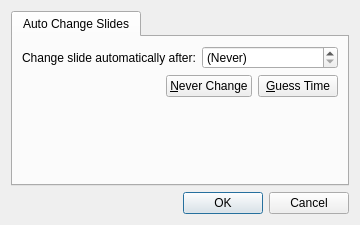
This is src/SlideSettingsDialog.ui in google-code-export/dviz as Qt 5 draws it before an edit. The edited form follows.
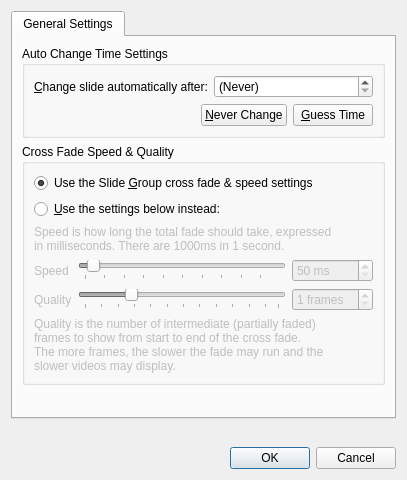
This is the edited form.

Commit message: Made cross fade configurable per slidegroup/per slide. Added fade speed settings to slide group settings dialog and slide settings dialog. Added fade speed widgets, timeout widgets, and bg config button to toolbar in editor.

Patch:
```diff
--- a/src/SlideSettingsDialog.ui
+++ b/src/SlideSettingsDialog.ui
@@ -6,14 +6,14 @@
    <rect>
     <x>0</x>
     <y>0</y>
-    <width>360</width>
-    <height>225</height>
+    <width>407</width>
+    <height>480</height>
    </rect>
   </property>
   <property name="windowTitle">
    <string>Dialog</string>
   </property>
-  <layout class="QVBoxLayout" name="verticalLayout">
+  <layout class="QVBoxLayout" name="verticalLayout_4">
    <item>
     <widget class="QTabWidget" name="tabWidget">
      <property name="currentIndex">
@@ -21,15 +21,24 @@
      </property>
      <widget class="QWidget" name="tab">
       <attribute name="title">
-       <string>Auto Change Slides</string>
+       <string>General Settings</string>
       </attribute>
+      <layout class="QVBoxLayout" name="verticalLayout_3">
+       <item>
+        <widget class="QGroupBox" name="groupBox">
+         <property name="title">
+          <string>Auto Change Time Settings</string>
+         </property>
       <layout class="QVBoxLayout" name="verticalLayout_2">
        <item>
         <layout class="QHBoxLayout" name="horizontalLayout">
          <item>
           <widget class="QLabel" name="label">
            <property name="text">
-            <string>Change slide automatically after:</string>
+               <string>&amp;Change slide automatically after:</string>
+              </property>
+              <property name="buddy">
+               <cstring>slideChangeTime</cstring>
            </property>
           </widget>
          </item>
@@ -76,6 +85,171 @@
          </item>
         </layout>
        </item>
+         </layout>
+        </widget>
+       </item>
+       <item>
+        <widget class="QGroupBox" name="groupBox_4">
+         <property name="title">
+          <string>Cross Fade Speed &amp;&amp; Quality</string>
+         </property>
+         <layout class="QVBoxLayout" name="verticalLayout_5">
+          <item>
+           <widget class="QRadioButton" name="btnUseGroup">
+            <property name="text">
+             <string>Use the Slide &amp;Group cross fade &amp;&amp; speed settings</string>
+            </property>
+            <property name="checked">
+             <bool>true</bool>
+            </property>
+           </widget>
+          </item>
+          <item>
+           <widget class="QRadioButton" name="btnUseSlide">
+            <property name="text">
+             <string>&amp;Use the settings below instead:</string>
+            </property>
+           </widget>
+          </item>
+          <item>
+           <widget class="QWidget" name="fadeSettingsBase" native="true">
+            <property name="enabled">
+             <bool>false</bool>
+            </property>
+            <layout class="QVBoxLayout" name="verticalLayout">
+             <property name="margin">
+              <number>0</number>
+             </property>
+             <item>
+              <widget class="QLabel" name="label_6">
+               <property name="text">
+                <string>Speed is how long the total fade should take, expressed
+in milliseconds. There are 1000ms in 1 second.</string>
+               </property>
+              </widget>
+             </item>
+             <item>
+              <layout class="QGridLayout" name="gridLayout">
+               <item row="0" column="0">
+                <widget class="QLabel" name="label_4">
+                 <property name="text">
+                  <string>Speed</string>
+                 </property>
+                </widget>
+               </item>
+               <item row="1" column="0">
+                <widget class="QLabel" name="label_5">
+                 <property name="text">
+                  <string>Quality</string>
+                 </property>
+                </widget>
+               </item>
+               <item row="0" column="1">
+                <widget class="QSlider" name="speedSlider">
+                 <property name="minimum">
+                  <number>50</number>
+                 </property>
+                 <property name="maximum">
+                  <number>5000</number>
+                 </property>
+                 <property name="singleStep">
+                  <number>100</number>
+                 </property>
+                 <property name="pageStep">
+                  <number>500</number>
+                 </property>
+                 <property name="value">
+                  <number>250</number>
+                 </property>
+                 <property name="orientation">
+                  <enum>Qt::Horizontal</enum>
+                 </property>
+                 <property name="invertedAppearance">
+                  <bool>false</bool>
+                 </property>
+                 <property name="invertedControls">
+                  <bool>false</bool>
+                 </property>
+                 <property name="tickPosition">
+                  <enum>QSlider::TicksBelow</enum>
+                 </property>
+                 <property name="tickInterval">
+                  <number>500</number>
+                 </property>
+                </widget>
+               </item>
+               <item row="1" column="1">
+                <widget class="QSlider" name="qualitySlider">
+                 <property name="minimum">
+                  <number>1</number>
+                 </property>
+                 <property name="maximum">
+                  <number>60</number>
+                 </property>
+                 <property name="singleStep">
+                  <number>5</number>
+                 </property>
+                 <property name="value">
+                  <number>15</number>
+                 </property>
+                 <property name="orientation">
+                  <enum>Qt::Horizontal</enum>
+                 </property>
+                 <property name="tickPosition">
+                  <enum>QSlider::TicksBelow</enum>
+                 </property>
+                 <property name="tickInterval">
+                  <number>5</number>
+                 </property>
+                </widget>
+               </item>
+               <item row="0" column="2">
+                <widget class="QSpinBox" name="speedBox">
+                 <property name="suffix">
+                  <string> ms</string>
+                 </property>
+                 <property name="minimum">
+                  <number>50</number>
+                 </property>
+                 <property name="maximum">
+                  <number>5000</number>
+                 </property>
+                 <property name="singleStep">
+                  <number>10</number>
+                 </property>
+                </widget>
+               </item>
+               <item row="1" column="2">
+                <widget class="QSpinBox" name="qualityBox">
+                 <property name="suffix">
+                  <string> frames</string>
+                 </property>
+                 <property name="minimum">
+                  <number>1</number>
+                 </property>
+                 <property name="maximum">
+                  <number>60</number>
+                 </property>
+                </widget>
+               </item>
+              </layout>
+             </item>
+             <item>
+              <widget class="QLabel" name="label_7">
+               <property name="text">
+                <string>Quality is the number of intermediate (partially faded)
+frames to show from start to end of the cross fade. 
+The more frames, the slower the fade may run and the
+slower videos may display.</string>
+               </property>
+              </widget>
+             </item>
+            </layout>
+           </widget>
+          </item>
+         </layout>
+        </widget>
+       </item>
        <item>
         <spacer name="verticalSpacer">
          <property name="orientation">
@@ -93,6 +267,19 @@
      </widget>
     </widget>
    </item>
+   <item>
+    <spacer name="verticalSpacer_2">
+     <property name="orientation">
+      <enum>Qt::Vertical</enum>
+     </property>
+     <property name="sizeHint" stdset="0">
+      <size>
+       <width>20</width>
+       <height>40</height>
+      </size>
+     </property>
+    </spacer>
+   </item>
    <item>
     <widget class="QDialogButtonBox" name="buttonBox">
      <property name="orientation">
```
Left out of the diff: 88 changed lines with no effect on the pictures. Lines whose indentation alone changed are shown as unchanged. The commit also changes 20 other files.
